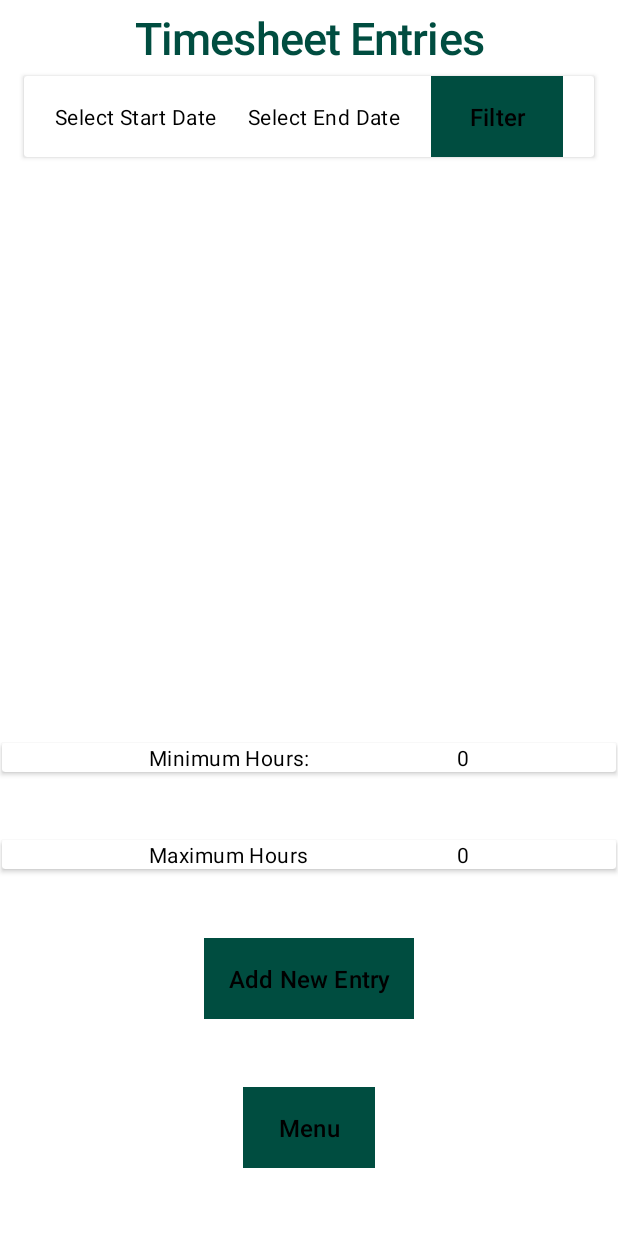
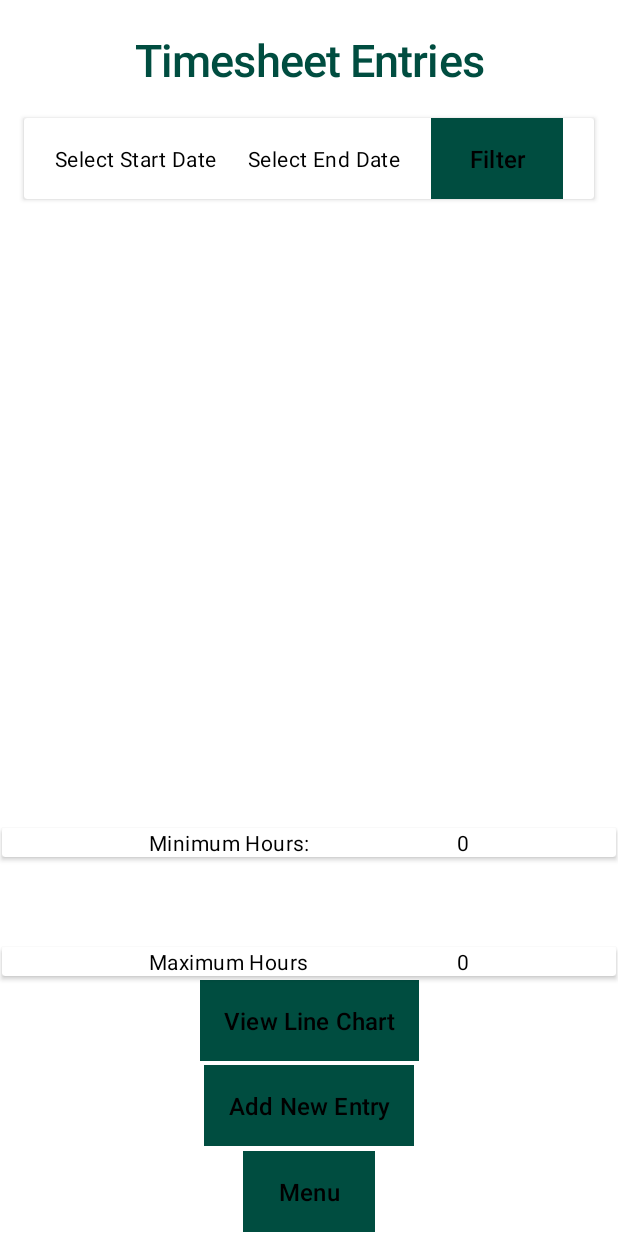
Before and after one commit to pineapple-pizza25/time-tracking-app, an Android app: the BrowseTimesheetEntriesActivity screen opened directly, with no data from a screen before it, on a phone screen of 412 x 824 dp. Run offline under Robolectric (Android 15) with nearby library versions, the phone set to English and light mode, and no system bars; our stand-ins replace Firebase (no records; nobody signed in at launch, a user with empty details on screens opened directly).

Commit message:
commit 15 - line graph

```diff
--- a/app/build.gradle.kts
+++ b/app/build.gradle.kts
@@ -48,5 +48,6 @@ dependencies {
     testImplementation("junit:junit:4.13.2")
     androidTestImplementation("androidx.test.ext:junit:1.1.5")
     androidTestImplementation("androidx.test.espresso:espresso-core:3.5.1")
+    implementation ("com.github.PhilJay:MPAndroidChart:v3.1.0")
 
 }
--- a/app/src/main/AndroidManifest.xml
+++ b/app/src/main/AndroidManifest.xml
@@ -16,6 +16,9 @@
         android:supportsRtl="true"
         android:theme="@style/Theme.TimeTrackTechnology"
         tools:targetApi="31">
+        <activity
+            android:name=".TotalHoursPerDayChart"
+            android:exported="false" />
         <activity
             android:name=".SetMaxGoalActivity"
             android:exported="false" />
--- a/app/src/main/java/com/example/timetracktechnology/BrowseTimesheetEntriesActivity.kt
+++ b/app/src/main/java/com/example/timetracktechnology/BrowseTimesheetEntriesActivity.kt
@@ -15,6 +15,7 @@ import androidx.recyclerview.widget.LinearLayoutManager
 import androidx.recyclerview.widget.RecyclerView
 import com.google.firebase.Firebase
 import com.google.firebase.firestore.firestore
+import java.time.Duration
 import java.time.LocalDate
 import java.time.LocalDateTime
 import java.time.LocalTime
@@ -32,9 +33,13 @@ class BrowseTimesheetEntriesActivity : AppCompatActivity(), DatePickerDialog.OnD
     private lateinit var btnMenu: Button
     private lateinit var tvMinDailyGoal: TextView
     private lateinit var tvMaxDailyGoal: TextView
+    private lateinit var btnViewLineChart: Button
 
     private lateinit var timesheetEntryList: ArrayList<TimesheetEntry>
     private lateinit var filteredEntryList: ArrayList<TimesheetEntry>
+
+    private lateinit var dateList: ArrayList<LocalDate>
+    private lateinit var durationList: ArrayList<Long>
 
     private lateinit var minGoal: MinGoal
     private lateinit var maxGoal: MaxGoal
@@ -65,11 +70,15 @@ class BrowseTimesheetEntriesActivity : AppCompatActivity(), DatePickerDialog.OnD
         tvEndDate = findViewById<TextView>(R.id.tvEndDate)
         tvMaxDailyGoal = findViewById<TextView>(R.id.tvMaxGoal)
         tvMinDailyGoal = findViewById<TextView>(R.id.tvMinGoal)
+        btnViewLineChart = findViewById(R.id.btnViewLineChart)
 
         timesheetEntryList = ArrayList<TimesheetEntry>()
         getEntriesFromFirestore()
 
         filteredEntryList = ArrayList<TimesheetEntry>()
+
+        dateList = ArrayList<LocalDate>()
+        durationList = ArrayList<Long>()
 
         myApp = application as TimeTrackTechnology
 
@@ -87,6 +96,9 @@ class BrowseTimesheetEntriesActivity : AppCompatActivity(), DatePickerDialog.OnD
         }else{
             tvMaxDailyGoal.text = "0"
         }
+
+        getMinGoal()
+        getMaxGoal()
 
         btnAddNewEntry.setOnClickListener {
             val intent = Intent(this, CreateTimesheetEntry::class.java)
@@ -111,6 +123,15 @@ class BrowseTimesheetEntriesActivity : AppCompatActivity(), DatePickerDialog.OnD
             val intent = Intent(this, MenuActivity::class.java)
             startActivity(intent)
         }
+
+        btnViewLineChart.setOnClickListener{
+            createArrays()
+
+            val intent = Intent(this, TotalHoursPerDayChart::class.java)
+            intent.putExtra("dates", dateList);
+            intent.putExtra("durations", durationList);
+            startActivity(intent)
+        }
     }
 
     private fun getDailyGoals(){
@@ -129,6 +150,9 @@ class BrowseTimesheetEntriesActivity : AppCompatActivity(), DatePickerDialog.OnD
         }
     }
 
+    /*
+    filers entries
+     */
     private fun filterEntriesByDate(startDate: LocalDate, endDate: LocalDate){
         for (entry  in timesheetEntryList){
             if( LocalDate.parse(entry.entryDate)  > startDate &&
@@ -214,6 +238,10 @@ class BrowseTimesheetEntriesActivity : AppCompatActivity(), DatePickerDialog.OnD
         TODO("Not yet implemented")
     }
 
+
+    /*
+    populate timesheetEntryList with data from db
+     */
     private fun getEntriesFromFirestore(){
         db.collection("timeSheetEntries")
             .get()
@@ -230,6 +258,9 @@ class BrowseTimesheetEntriesActivity : AppCompatActivity(), DatePickerDialog.OnD
             }
     }
 
+    /*
+    get max goal from db
+     */
     private fun getMaxGoal() {
         db.collection("maxGoal").get()
             .addOnSuccessListener { querySnapshot ->
@@ -254,6 +285,9 @@ class BrowseTimesheetEntriesActivity : AppCompatActivity(), DatePickerDialog.OnD
             }
     }
 
+    /*
+    get min goal from db
+     */
     private fun getMinGoal() {
         db.collection("minGoal").get()
             .addOnSuccessListener { querySnapshot ->
@@ -277,4 +311,35 @@ class BrowseTimesheetEntriesActivity : AppCompatActivity(), DatePickerDialog.OnD
                 Log.d(ContentValues.TAG, "Failed to retrieve max goal", e)
             }
     }
+
+    /*
+    method to get dates and store in array
+     */
+    private fun createArrays(){
+        if(filteredEntryList.isEmpty()){
+            return
+        }
+
+        for (entries in filteredEntryList){
+            dateList.add(LocalDate.parse(entries.entryDate))
+        }
+
+        getDuration()
+    }
+
+    /*
+    method to get duration of time spent for each day and store in an array
+     */
+    private fun getDuration(){
+        var startTime: LocalTime
+        var endTime: LocalTime
+
+        for(entries in filteredEntryList){
+            startTime = LocalTime.parse(entries.startTime)
+            endTime = LocalTime.parse(entries.endTime)
+
+            val duration: Duration = Duration.between(startTime, endTime)
+           durationList.add(duration.toHours())
+        }
+    }
 }
--- a/app/src/main/res/layout/activity_browse_timesheet_entries.xml
+++ b/app/src/main/res/layout/activity_browse_timesheet_entries.xml
@@ -160,6 +160,17 @@
     </androidx.cardview.widget.CardView>
 
     <Button
+        android:id="@+id/btnViewLineChart"
+        android:layout_width="wrap_content"
+        android:layout_height="wrap_content"
+        android:text="View Line Chart"
+        style="@style/AppButtonStyle"
+        app:layout_constraintBottom_toTopOf="@id/btnAddNewEntry"
+        app:layout_constraintEnd_toEndOf="parent"
+        app:layout_constraintStart_toStartOf="parent"
+        app:layout_constraintTop_toBottomOf="@+id/maxGoalCard" />
+
+    <Button
         android:id="@+id/btnAddNewEntry"
         android:layout_width="wrap_content"
         android:layout_height="wrap_content"
@@ -168,7 +179,7 @@
         app:layout_constraintBottom_toTopOf="@id/btnMenu"
         app:layout_constraintEnd_toEndOf="parent"
         app:layout_constraintStart_toStartOf="parent"
-        app:layout_constraintTop_toBottomOf="@+id/maxGoalCard" />
+        app:layout_constraintTop_toBottomOf="@+id/btnViewLineChart" />
 
     <Button
         android:id="@+id/btnMenu"
--- a/build.gradle.kts
+++ b/build.gradle.kts
@@ -1,7 +1,10 @@
 buildscript {
+
     dependencies {
         classpath("com.google.gms:google-services:4.4.1")
+
     }
+
 }
 // Top-level build file where you can add configuration options common to all sub-projects/modules.
 plugins {
--- a/settings.gradle.kts
+++ b/settings.gradle.kts
@@ -3,6 +3,7 @@ pluginManagement {
         google()
         mavenCentral()
         gradlePluginPortal()
+        maven { url = uri("https://jitpack.io") }
     }
 }
 dependencyResolutionManagement {
@@ -10,6 +11,7 @@ dependencyResolutionManagement {
     repositories {
         google()
         mavenCentral()
+        maven { url = uri("https://jitpack.io") }
     }
 }
 
```
Also changed, not shown: app/src/main/java/com/example/timetracktechnology/TotalHoursPerDayChart.kt (added, +124 -0 lines), app/src/main/res/layout/activity_total_hours_per_day_chart.xml (added, +22 -0 lines).
